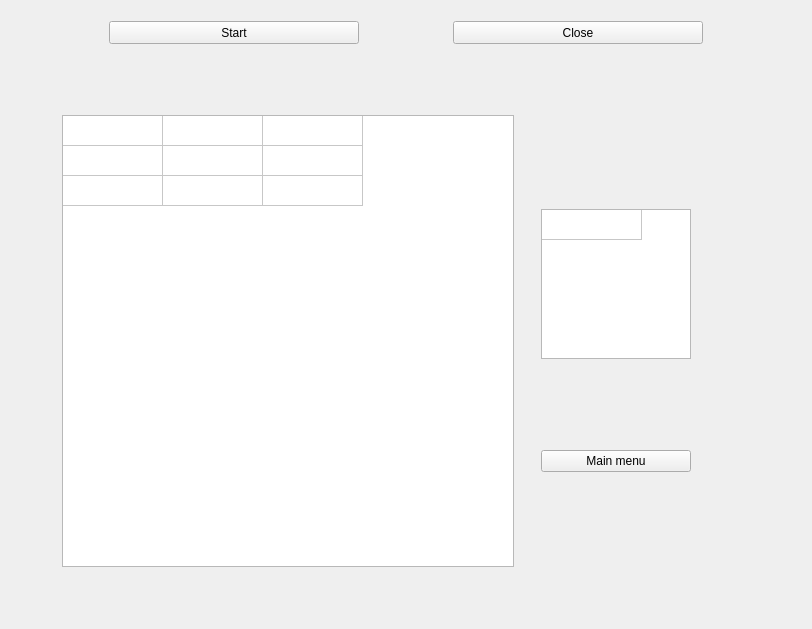
This is InventoryGame/GameWindow.ui in Dalerjon/Inventory as Qt 5 draws it before an edit. The edited form follows.
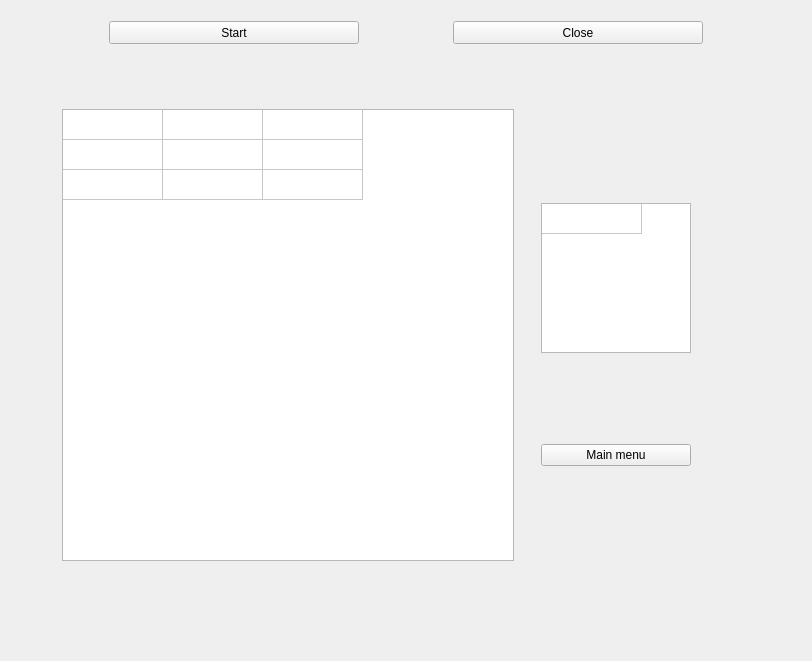
This is the edited form. Custom widgets are drawn as their Qt base class.

```diff
--- a/InventoryGame/GameWindow.ui
+++ b/InventoryGame/GameWindow.ui
@@ -137,6 +137,12 @@
     </item>
     <item>
      <widget class="QWidget" name="gamePanelWidget" native="true">
+      <property name="maximumSize">
+       <size>
+        <width>16777215</width>
+        <height>16777215</height>
+       </size>
+      </property>
       <layout class="QGridLayout" name="gridLayout">
        <property name="leftMargin">
         <number>50</number>
@@ -292,6 +298,19 @@
       </layout>
      </widget>
     </item>
+    <item>
+     <widget class="QWidget" name="statusWidget" native="true">
+      <layout class="QHBoxLayout" name="horizontalLayout_2">
+       <item>
+        <widget class="QLabel" name="statusLb">
+         <property name="text">
+          <string/>
+         </property>
+        </widget>
+       </item>
+      </layout>
+     </widget>
+    </item>
    </layout>
   </widget>
  </widget>
```
Left out of the diff: 3 changed lines with no effect on the pictures.
